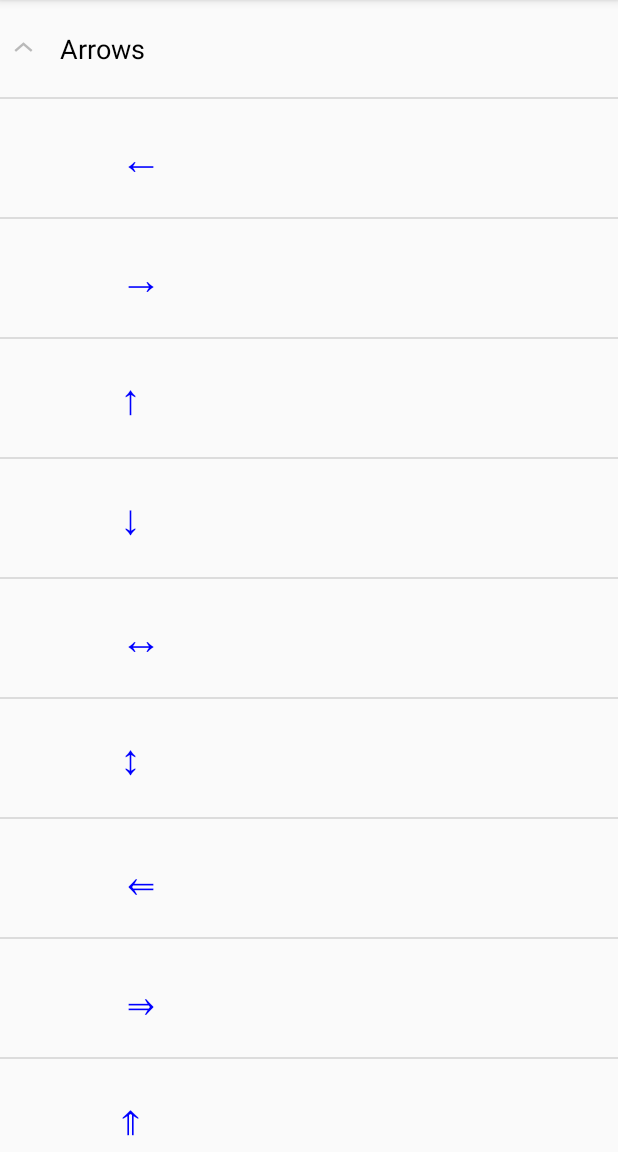
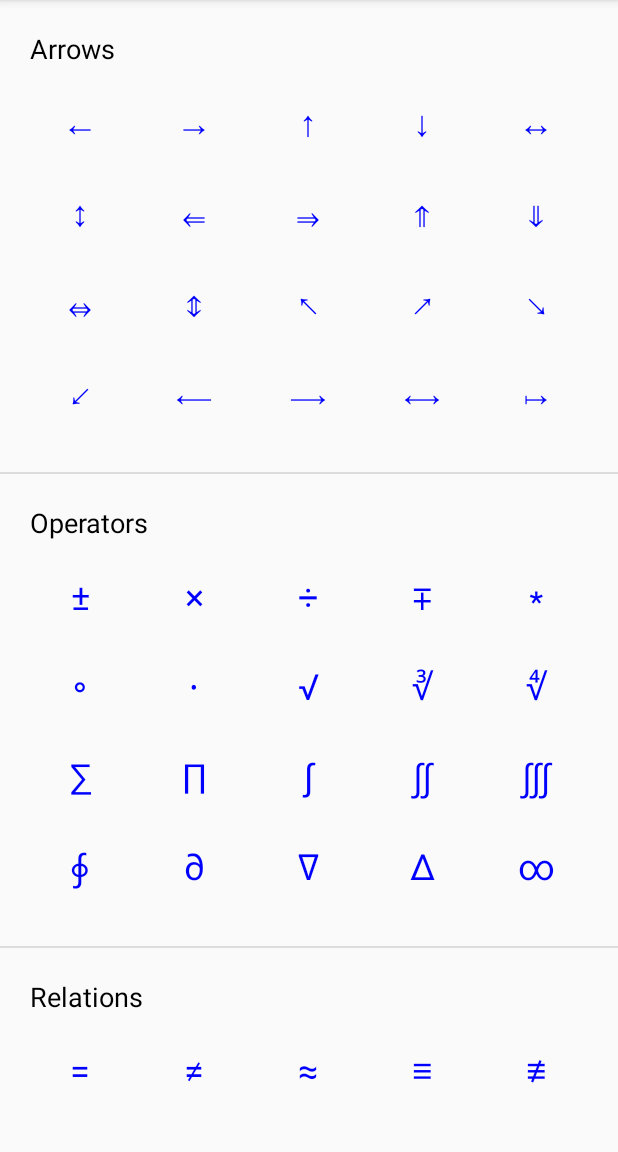
Before and after one commit to Cybernetic1/symbols-for-Android, an Android app: the screen it shows after launch (MainActivity), on a phone screen of 412 x 824 dp, the part 84-1236 px from its top. Run offline under Robolectric (Android 15) with nearby library versions, the phone set to English and light mode, and no system bars.

Commit message:
change character layout

```diff
--- a/app/src/main/java/com/symbols/MainActivity.java
+++ b/app/src/main/java/com/symbols/MainActivity.java
@@ -5,10 +5,13 @@ import android.content.ClipData;
 import android.content.ClipboardManager;
 import android.content.Context;
 import android.os.Bundle;
+import android.view.Gravity;
 import android.view.View;
 import android.view.ViewGroup;
-import android.widget.BaseExpandableListAdapter;
-import android.widget.ExpandableListView;
+import android.widget.BaseAdapter;
+import android.widget.GridView;
+import android.widget.LinearLayout;
+import android.widget.ListView;
 import android.widget.TextView;
 import android.widget.Toast;
 import java.util.ArrayList;
@@ -18,28 +21,18 @@ import java.util.Map;
 
 public class MainActivity extends Activity {
 
-    private ExpandableListView listView;
-    private SymbolAdapter adapter;
+    private ListView listView;
+    private CategoryAdapter adapter;
 
     @Override
     protected void onCreate(Bundle savedInstanceState) {
         super.onCreate(savedInstanceState);
 
-        listView = new ExpandableListView(this);
+        listView = new ListView(this);
         setContentView(listView);
 
-        adapter = new SymbolAdapter(this, getSymbolData());
+        adapter = new CategoryAdapter(this, getSymbolData());
         listView.setAdapter(adapter);
-
-        listView.setOnChildClickListener((parent, v, groupPosition, childPosition, id) -> {
-            String symbol = adapter.getChild(groupPosition, childPosition);
-            copyToClipboard(symbol);
-            return true;
-        });
-
-        for (int i = 0; i < adapter.getGroupCount(); i++) {
-            listView.expandGroup(i);
-        }
     }
 
     private void copyToClipboard(String text) {
@@ -127,81 +120,128 @@ public class MainActivity extends Activity {
         return data;
     }
 
-    private static class SymbolAdapter extends BaseExpandableListAdapter {
+    private class CategoryAdapter extends BaseAdapter {
         private Context context;
-        private List<String> groups;
-        private Map<String, List<String>> children;
+        private List<Category> categories;
 
-        public SymbolAdapter(Context context, Map<String, List<String>> data) {
+        public CategoryAdapter(Context context, Map<String, List<String>> data) {
             this.context = context;
-            this.groups = new ArrayList<>(data.keySet());
-            this.children = data;
+            this.categories = new ArrayList<>();
+            for (Map.Entry<String, List<String>> entry : data.entrySet()) {
+                categories.add(new Category(entry.getKey(), entry.getValue()));
+            }
         }
 
         @Override
-        public int getGroupCount() {
-            return groups.size();
+        public int getCount() {
+            return categories.size();
         }
 
         @Override
-        public int getChildrenCount(int groupPosition) {
-            return children.get(groups.get(groupPosition)).size();
+        public Category getItem(int position) {
+            return categories.get(position);
         }
 
         @Override
-        public String getGroup(int groupPosition) {
-            return groups.get(groupPosition);
+        public long getItemId(int position) {
+            return position;
         }
 
         @Override
-        public String getChild(int groupPosition, int childPosition) {
-            return children.get(groups.get(groupPosition)).get(childPosition);
+        public View getView(int position, View convertView, ViewGroup parent) {
+            LinearLayout layout = new LinearLayout(context);
+            layout.setOrientation(LinearLayout.VERTICAL);
+            layout.setPadding(20, 20, 20, 20);
+
+            Category category = getItem(position);
+
+            TextView title = new TextView(context);
+            title.setText(category.name);
+            title.setTextSize(18);
+            title.setTextColor(0xFF000000);
+            title.setPadding(10, 10, 10, 15);
+            layout.addView(title);
+
+            GridView grid = new GridView(context);
+            grid.setNumColumns(GridView.AUTO_FIT);
+            grid.setColumnWidth(100);
+            grid.setStretchMode(GridView.STRETCH_SPACING);
+            grid.setVerticalSpacing(10);
+            grid.setHorizontalSpacing(10);
+            grid.setPadding(10, 0, 10, 10);
+
+            SymbolGridAdapter gridAdapter = new SymbolGridAdapter(context, category.symbols);
+            grid.setAdapter(gridAdapter);
+
+            int totalHeight = 0;
+            int desiredWidth = View.MeasureSpec.makeMeasureSpec(0, View.MeasureSpec.UNSPECIFIED);
+            for (int i = 0; i < gridAdapter.getCount(); i++) {
+                View listItem = gridAdapter.getView(i, null, grid);
+                listItem.measure(desiredWidth, View.MeasureSpec.UNSPECIFIED);
+                totalHeight = listItem.getMeasuredHeight();
+            }
+            int numColumns = 6;
+            int numRows = (int) Math.ceil((double) gridAdapter.getCount() / numColumns);
+            ViewGroup.LayoutParams params = new ViewGroup.LayoutParams(ViewGroup.LayoutParams.MATCH_PARENT,
+                totalHeight * numRows + 10 * (numRows - 1) + 20);
+            grid.setLayoutParams(params);
+
+            grid.setOnItemClickListener((parent1, view, pos, id) -> {
+                String symbol = gridAdapter.getItem(pos);
+                copyToClipboard(symbol);
+            });
+
+            layout.addView(grid);
+            return layout;
+        }
+    }
+
+    private static class Category {
+        String name;
+        List<String> symbols;
+
+        Category(String name, List<String> symbols) {
+            this.name = name;
+            this.symbols = symbols;
+        }
+    }
+
+    private static class SymbolGridAdapter extends BaseAdapter {
+        private Context context;
+        private List<String> symbols;
+
+        public SymbolGridAdapter(Context context, List<String> symbols) {
+            this.context = context;
+            this.symbols = symbols;
         }
 
         @Override
-        public long getGroupId(int groupPosition) {
-            return groupPosition;
+        public int getCount() {
+            return symbols.size();
         }
 
         @Override
-        public long getChildId(int groupPosition, int childPosition) {
-            return childPosition;
+        public String getItem(int position) {
+            return symbols.get(position);
         }
 
         @Override
-        public boolean hasStableIds() {
-            return false;
+        public long getItemId(int position) {
+            return position;
         }
 
         @Override
-        public View getGroupView(int groupPosition, boolean isExpanded, View convertView, ViewGroup parent) {
+        public View getView(int position, View convertView, ViewGroup parent) {
             TextView textView = (TextView) convertView;
             if (textView == null) {
                 textView = new TextView(context);
-                textView.setPadding(60, 30, 30, 30);
-                textView.setTextSize(18);
+                textView.setTextSize(24);
+                textView.setGravity(Gravity.CENTER);
+                textView.setPadding(15, 15, 15, 15);
+                textView.setTextColor(0xFF0000FF);
             }
-            textView.setText(getGroup(groupPosition));
-            textView.setTextColor(0xFF000000);
+            textView.setText(getItem(position));
             return textView;
-        }
-
-        @Override
-        public View getChildView(int groupPosition, int childPosition, boolean isLastChild, View convertView, ViewGroup parent) {
-            TextView textView = (TextView) convertView;
-            if (textView == null) {
-                textView = new TextView(context);
-                textView.setPadding(120, 30, 30, 30);
-                textView.setTextSize(28);
-            }
-            textView.setText(getChild(groupPosition, childPosition));
-            textView.setTextColor(0xFF0000FF);
-            return textView;
-        }
-
-        @Override
-        public boolean isChildSelectable(int groupPosition, int childPosition) {
-            return true;
         }
     }
 }
```
